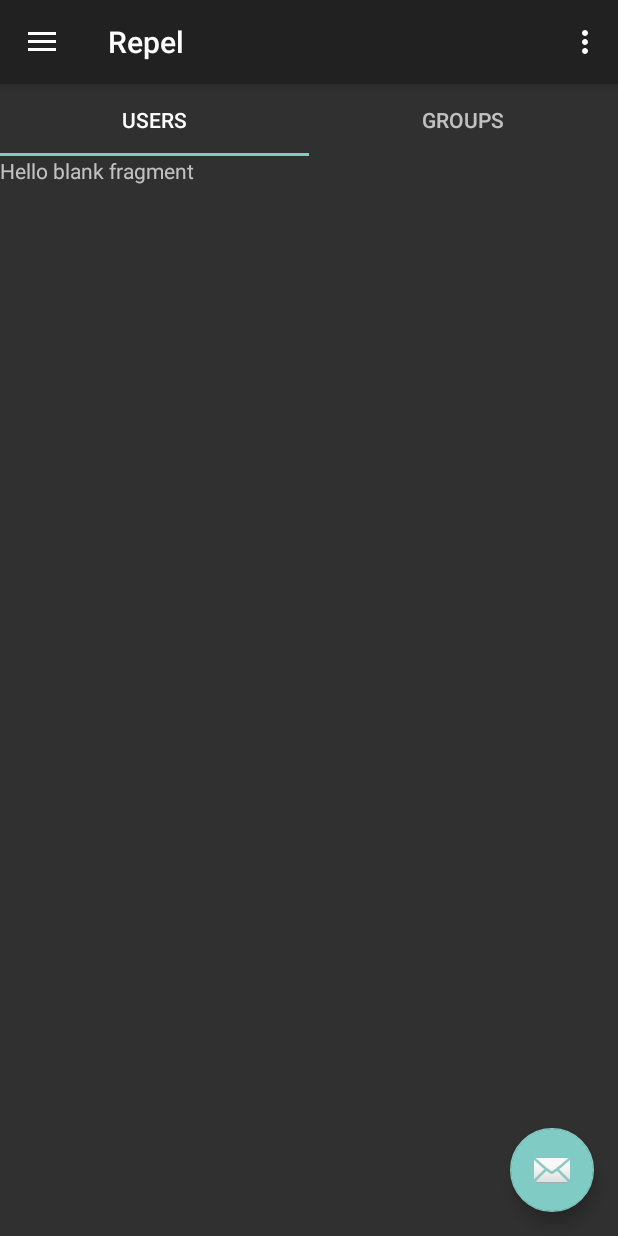
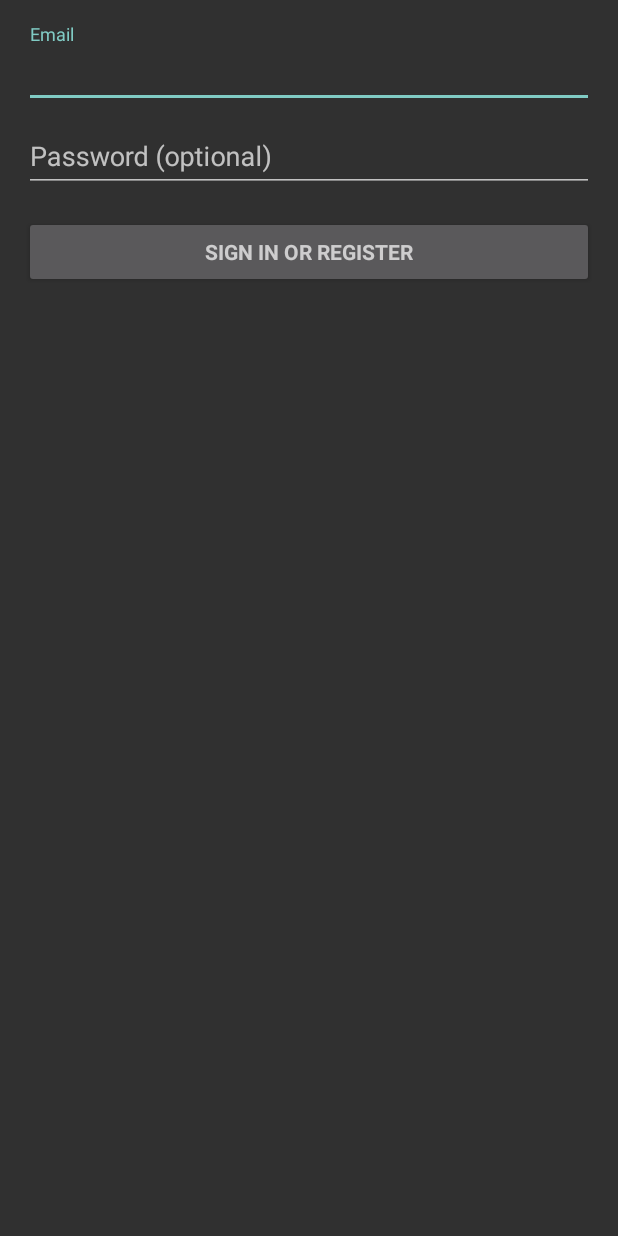
Before and after one commit to taralesca/RepelApp, an Android app: the screen it shows after launch (MainActivity before the commit, LoginActivity after it), on a phone screen of 412 x 824 dp. Run offline under Robolectric (Android 15) with nearby library versions, the phone set to English and light mode, and no system bars; 2 statements that could not run were skipped.

Commit message:
[NIGHTLY] Bypass login for dev purposes

```diff
--- a/app/build.gradle
+++ b/app/build.gradle
@@ -4,7 +4,7 @@ android {
     compileSdkVersion 28
     defaultConfig {
         applicationId "com.valiant.repel"
-        minSdkVersion 15
+        minSdkVersion 24
         targetSdkVersion 28
         versionCode 1
         versionName "1.0"
@@ -16,10 +16,12 @@ android {
             proguardFiles getDefaultProguardFile('proguard-android-optimize.txt'), 'proguard-rules.pro'
         }
     }
+    productFlavors {
+    }
 }
 
 dependencies {
-    implementation fileTree(dir: 'libs', include: ['*.jar'])
+    implementation fileTree(include: ['*.jar'], dir: 'libs')
     implementation 'androidx.appcompat:appcompat:1.1.0-alpha02'
     implementation 'com.google.android.material:material:1.1.0-alpha04'
     implementation 'androidx.constraintlayout:constraintlayout:1.1.3'
--- /dev/null
+++ b/app/src/main/java/com/valiant/repel/LoginActivity.java
@@ -0,0 +1,364 @@
+package com.valiant.repel;
+
+import android.animation.Animator;
+import android.animation.AnimatorListenerAdapter;
+import android.annotation.TargetApi;
+import android.content.Intent;
+import android.content.pm.PackageManager;
+
+import androidx.annotation.NonNull;
+
+import com.google.android.material.snackbar.Snackbar;
+
+import androidx.appcompat.app.AppCompatActivity;
+
+import android.app.LoaderManager.LoaderCallbacks;
+
+import android.content.CursorLoader;
+import android.content.Loader;
+import android.database.Cursor;
+import android.net.Uri;
+import android.os.AsyncTask;
+
+import android.os.Build;
+import android.os.Bundle;
+import android.provider.ContactsContract;
+import android.text.TextUtils;
+import android.view.KeyEvent;
+import android.view.View;
+import android.view.View.OnClickListener;
+import android.view.inputmethod.EditorInfo;
+import android.widget.ArrayAdapter;
+import android.widget.AutoCompleteTextView;
+import android.widget.Button;
+import android.widget.EditText;
+import android.widget.TextView;
+
+import java.util.ArrayList;
+import java.util.List;
+
+import static android.Manifest.permission.READ_CONTACTS;
+
+/**
+ * A login screen that offers login via email/password.
+ */
+public class LoginActivity extends AppCompatActivity implements LoaderCallbacks<Cursor> {
+
+    /**
+     * Id to identity READ_CONTACTS permission request.
+     */
+    private static final int REQUEST_READ_CONTACTS = 0;
+
+    /**
+     * A dummy authentication store containing known user names and passwords.
+     * TODO: remove after connecting to a real authentication system.
+     */
+    private static final String[] DUMMY_CREDENTIALS = new String[]{
+            "foo@example.com:hello", "bar@example.com:world"
+    };
+    /**
+     * Keep track of the login task to ensure we can cancel it if requested.
+     */
+    private UserLoginTask mAuthTask = null;
+
+    // UI references.
+    private AutoCompleteTextView mEmailView;
+    private EditText mPasswordView;
+    private View mProgressView;
+    private View mLoginFormView;
+
+    @Override
+    protected void onCreate(Bundle savedInstanceState) {
+        super.onCreate(savedInstanceState);
+        setContentView(R.layout.activity_login);
+        // Set up the login form.
+        mEmailView = (AutoCompleteTextView) findViewById(R.id.email);
+        populateAutoComplete();
+
+        mPasswordView = (EditText) findViewById(R.id.password);
+        mPasswordView.setOnEditorActionListener(new TextView.OnEditorActionListener() {
+            @Override
+            public boolean onEditorAction(TextView textView, int id, KeyEvent keyEvent) {
+                if (id == EditorInfo.IME_ACTION_DONE || id == EditorInfo.IME_NULL) {
+                    attemptLogin();
+                    return true;
+                }
+                return false;
+            }
+        });
+
+        Button mEmailSignInButton = (Button) findViewById(R.id.email_sign_in_button);
+        mEmailSignInButton.setOnClickListener(new OnClickListener() {
+            @Override
+            public void onClick(View view) {
+                attemptLogin();
+            }
+        });
+
+        mLoginFormView = findViewById(R.id.login_form);
+        mProgressView = findViewById(R.id.login_progress);
+    }
+
+    private void populateAutoComplete() {
+        if (!mayRequestContacts()) {
+            return;
+        }
+
+        getLoaderManager().initLoader(0, null, this);
+    }
+
+    private boolean mayRequestContacts() {
+        if (Build.VERSION.SDK_INT < Build.VERSION_CODES.M) {
+            return true;
+        }
+        if (checkSelfPermission(READ_CONTACTS) == PackageManager.PERMISSION_GRANTED) {
+            return true;
+        }
+        if (shouldShowRequestPermissionRationale(READ_CONTACTS)) {
+            Snackbar.make(mEmailView, R.string.permission_rationale, Snackbar.LENGTH_INDEFINITE)
+                    .setAction(android.R.string.ok, new View.OnClickListener() {
+                        @Override
+                        @TargetApi(Build.VERSION_CODES.M)
+                        public void onClick(View v) {
+                            requestPermissions(new String[]{READ_CONTACTS}, REQUEST_READ_CONTACTS);
+                        }
+                    });
+        } else {
+            requestPermissions(new String[]{READ_CONTACTS}, REQUEST_READ_CONTACTS);
+        }
+        return false;
+    }
+
+    /**
+     * Callback received when a permissions request has been completed.
+     */
+    @Override
+    public void onRequestPermissionsResult(int requestCode, @NonNull String[] permissions,
+                                           @NonNull int[] grantResults) {
+        if (requestCode == REQUEST_READ_CONTACTS) {
+            if (grantResults.length == 1 && grantResults[0] == PackageManager.PERMISSION_GRANTED) {
+                populateAutoComplete();
+            }
+        }
+    }
+
+
+    /**
+     * Attempts to sign in or register the account specified by the login form.
+     * If there are form errors (invalid email, missing fields, etc.), the
+     * errors are presented and no actual login attempt is made.
+     */
+    private void attemptLogin() {
+        if (mAuthTask != null) {
+            return;
+        }
+
+        // Reset errors.
+        mEmailView.setError(null);
+        mPasswordView.setError(null);
+
+        // Store values at the time of the login attempt.
+        String email = mEmailView.getText().toString();
+        String password = mPasswordView.getText().toString();
+
+        boolean cancel = false;
+        View focusView = null;
+
+        // Check for a valid password, if the user entered one.
+        if (!TextUtils.isEmpty(password) && !isPasswordValid(password)) {
+            mPasswordView.setError(getString(R.string.error_invalid_password));
+            focusView = mPasswordView;
+            cancel = true;
+        }
+
+        // Check for a valid email address.
+        if (TextUtils.isEmpty(email)) {
+            mEmailView.setError(getString(R.string.error_field_required));
+            focusView = mEmailView;
+            cancel = true;
+        } else if (!isEmailValid(email)) {
+            mEmailView.setError(getString(R.string.error_invalid_email));
+            focusView = mEmailView;
+            cancel = true;
+        }
+
+        if (cancel) {
+            // There was an error; don't attempt login and focus the first
+            // form field with an error.
+            focusView.requestFocus();
+        } else {
+            // Show a progress spinner, and kick off a background task to
+            // perform the user login attempt.
+            showProgress(true);
+            mAuthTask = new UserLoginTask(email, password);
+            mAuthTask.execute((Void) null);
+        }
+    }
+
+    private boolean isEmailValid(String email) {
+        //TODO: Replace this with your own logic
+        return email.contains("@");
+    }
+
+    private boolean isPasswordValid(String password) {
+        //TODO: Replace this with your own logic
+        return password.length() > 4;
+    }
+
+    /**
+     * Shows the progress UI and hides the login form.
+     */
+    @TargetApi(Build.VERSION_CODES.HONEYCOMB_MR2)
+    private void showProgress(final boolean show) {
+        // On Honeycomb MR2 we have the ViewPropertyAnimator APIs, which allow
+        // for very easy animations. If available, use these APIs to fade-in
+        // the progress spinner.
+        if (Build.VERSION.SDK_INT >= Build.VERSION_CODES.HONEYCOMB_MR2) {
+            int shortAnimTime = getResources().getInteger(android.R.integer.config_shortAnimTime);
+
+            mLoginFormView.setVisibility(show ? View.GONE : View.VISIBLE);
+            mLoginFormView.animate().setDuration(shortAnimTime).alpha(
+                    show ? 0 : 1).setListener(new AnimatorListenerAdapter() {
+                @Override
+                public void onAnimationEnd(Animator animation) {
+                    mLoginFormView.setVisibility(show ? View.GONE : View.VISIBLE);
+                }
+            });
+
+            mProgressView.setVisibility(show ? View.VISIBLE : View.GONE);
+            mProgressView.animate().setDuration(shortAnimTime).alpha(
+                    show ? 1 : 0).setListener(new AnimatorListenerAdapter() {
+                @Override
+                public void onAnimationEnd(Animator animation) {
+                    mProgressView.setVisibility(show ? View.VISIBLE : View.GONE);
+                }
+            });
+        } else {
+            // The ViewPropertyAnimator APIs are not available, so simply show
+            // and hide the relevant UI components.
+            mProgressView.setVisibility(show ? View.VISIBLE : View.GONE);
+            mLoginFormView.setVisibility(show ? View.GONE : View.VISIBLE);
+        }
+    }
+
+    @Override
+    public Loader<Cursor> onCreateLoader(int i, Bundle bundle) {
+        return new CursorLoader(this,
+                // Retrieve data rows for the device user's 'profile' contact.
+                Uri.withAppendedPath(ContactsContract.Profile.CONTENT_URI,
+                        ContactsContract.Contacts.Data.CONTENT_DIRECTORY), ProfileQuery.PROJECTION,
+
+                // Select only email addresses.
+                ContactsContract.Contacts.Data.MIMETYPE +
+                        " = ?", new String[]{ContactsContract.CommonDataKinds.Email
+                .CONTENT_ITEM_TYPE},
+
+                // Show primary email addresses first. Note that there won't be
+                // a primary email address if the user hasn't specified one.
+                ContactsContract.Contacts.Data.IS_PRIMARY + " DESC");
+    }
+
+    @Override
+    public void onLoadFinished(Loader<Cursor> cursorLoader, Cursor cursor) {
+        List<String> emails = new ArrayList<>();
+        cursor.moveToFirst();
+        while (!cursor.isAfterLast()) {
+            emails.add(cursor.getString(ProfileQuery.ADDRESS));
+            cursor.moveToNext();
+        }
+
+        addEmailsToAutoComplete(emails);
+    }
+
+    @Override
+    public void onLoaderReset(Loader<Cursor> cursorLoader) {
+
+    }
+
+    private void addEmailsToAutoComplete(List<String> emailAddressCollection) {
+        //Create adapter to tell the AutoCompleteTextView what to show in its dropdown list.
+        ArrayAdapter<String> adapter =
+                new ArrayAdapter<>(LoginActivity.this,
+                        android.R.layout.simple_dropdown_item_1line, emailAddressCollection);
+
+        mEmailView.setAdapter(adapter);
+    }
+
+
+    private interface ProfileQuery {
+        String[] PROJECTION = {
+                ContactsContract.CommonDataKinds.Email.ADDRESS,
+                ContactsContract.CommonDataKinds.Email.IS_PRIMARY,
+        };
+
+        int ADDRESS = 0;
+        int IS_PRIMARY = 1;
+    }
+
+    /**
+     * Represents an asynchronous login/registration task used to authenticate
+     * the user.
+     */
+    public class UserLoginTask extends AsyncTask<Void, Void, Boolean> {
+
+        private final String mEmail;
+        private final String mPassword;
+
+        UserLoginTask(String email, String password) {
+            mEmail = email;
+            mPassword = password;
+        }
+
+        @Override
+        protected Boolean doInBackground(Void... params) {
+            // TODO: attempt authentication against a network service.
+
+            try {
+                // Simulate network access.
+                Thread.sleep(2000);
+            } catch (InterruptedException e) {
+                return false;
+            }
+
+            for (String credential : DUMMY_CREDENTIALS) {
+                String[] pieces = credential.split(":");
+                if (pieces[0].equals(mEmail)) {
+                    // Account exists, return true if the password matches.
+                    return pieces[1].equals(mPassword);
+                }
+            }
+
+            // TODO: register the new account here.
+            return true;
+        }
+
+        @Override
+        protected void onPostExecute(final Boolean success) {
+            mAuthTask = null;
+            showProgress(false);
+
+            if (success) {
+                // WARNING - This bypasses the login screen
+                // Consider changing this ASAP!
+                toNextActivity();
+                //finish();
+            } else {
+                toNextActivity();
+                mPasswordView.setError(getString(R.string.error_incorrect_password));
+                mPasswordView.requestFocus();
+            }
+        }
+
+        @Override
+        protected void onCancelled() {
+            mAuthTask = null;
+            showProgress(false);
+        }
+
+
+        protected void toNextActivity() {
+            Intent goToNextActivity = new Intent(getApplicationContext(), MainActivity.class);
+            startActivity(goToNextActivity);
+        }
+    }
+}
--- a/app/src/main/java/posts/Answers.java
+++ /dev/null
@@ -1,5 +0,0 @@
-package posts;
-
-public class Answers extends Post {
-    Integer votes;
-}
--- /dev/null
+++ b/app/src/main/res/layout/activity_login.xml
@@ -0,0 +1,78 @@
+<?xml version="1.0" encoding="utf-8"?>
+<LinearLayout xmlns:android="http://schemas.android.com/apk/res/android"
+    xmlns:tools="http://schemas.android.com/tools"
+    android:layout_width="match_parent"
+    android:layout_height="match_parent"
+    android:gravity="center_horizontal"
+    android:orientation="vertical"
+    android:paddingLeft="@dimen/activity_horizontal_margin"
+    android:paddingTop="@dimen/activity_vertical_margin"
+    android:paddingRight="@dimen/activity_horizontal_margin"
+    android:paddingBottom="@dimen/activity_vertical_margin"
+    tools:context=".LoginActivity">
+
+    <!-- Login progress -->
+    <ProgressBar
+        android:id="@+id/login_progress"
+        style="?android:attr/progressBarStyleLarge"
+        android:layout_width="wrap_content"
+        android:layout_height="wrap_content"
+        android:layout_marginBottom="8dp"
+        android:visibility="gone" />
+
+    <ScrollView
+        android:id="@+id/login_form"
+        android:layout_width="match_parent"
+        android:layout_height="match_parent">
+
+        <LinearLayout
+            android:id="@+id/email_login_form"
+            android:layout_width="match_parent"
+            android:layout_height="wrap_content"
+            android:orientation="vertical">
+
+            <com.google.android.material.textfield.TextInputLayout
+                android:layout_width="match_parent"
+                android:layout_height="wrap_content">
+
+                <AutoCompleteTextView
+                    android:id="@+id/email"
+                    android:layout_width="match_parent"
+                    android:layout_height="wrap_content"
+                    android:hint="@string/prompt_email"
+                    android:inputType="textEmailAddress"
+                    android:maxLines="1"
+                    android:singleLine="true" />
+
+            </com.google.android.material.textfield.TextInputLayout>
+
+            <com.google.android.material.textfield.TextInputLayout
+                android:layout_width="match_parent"
+                android:layout_height="wrap_content">
+
+                <EditText
+                    android:id="@+id/password"
+                    android:layout_width="match_parent"
+                    android:layout_height="wrap_content"
+                    android:hint="@string/prompt_password"
+                    android:imeActionId="6"
+                    android:imeActionLabel="@string/action_sign_in_short"
+                    android:imeOptions="actionUnspecified"
+                    android:inputType="textPassword"
+                    android:maxLines="1"
+                    android:singleLine="true" />
+
+            </com.google.android.material.textfield.TextInputLayout>
+
+            <Button
+                android:id="@+id/email_sign_in_button"
+                style="?android:textAppearanceSmall"
+                android:layout_width="match_parent"
+                android:layout_height="wrap_content"
+                android:layout_marginTop="16dp"
+                android:text="@string/action_sign_in"
+                android:textStyle="bold" />
+
+        </LinearLayout>
+    </ScrollView>
+</LinearLayout>
--- a/app/src/main/res/layout/content_main.xml
+++ b/app/src/main/res/layout/content_main.xml
@@ -17,21 +17,19 @@
         app:tabGravity="fill"
         app:tabMode="fixed">
 
-        <!--
-        <com.google.android.material.tabs.TabItem
-            android:id="@+id/tab_users"
-            android:layout_width="wrap_content"
-            android:layout_height="wrap_content"
-            android:icon="@drawable/ic_users"
-            android:text="Users" />
+        <!--<com.google.android.material.tabs.TabItem-->
+            <!--android:id="@+id/tab_users"-->
+            <!--android:layout_width="wrap_content"-->
+            <!--android:layout_height="wrap_content"-->
+            <!--android:icon="@drawable/ic_users"-->
+            <!--android:text="Users" />-->
 
-        <com.google.android.material.tabs.TabItem
-            android:id="@+id/tab_groups"
-            android:layout_width="wrap_content"
-            android:layout_height="wrap_content"
-            android:icon="@drawable/ic_groups"
-            android:text="Groups" />
-           -->
+        <!--<com.google.android.material.tabs.TabItem-->
+            <!--android:id="@+id/tab_groups"-->
+            <!--android:layout_width="wrap_content"-->
+            <!--android:layout_height="wrap_content"-->
+            <!--android:icon="@drawable/ic_groups"-->
+            <!--android:text="Groups" />-->
 
     </com.google.android.material.tabs.TabLayout>
 
--- a/app/src/main/res/values/strings.xml
+++ b/app/src/main/res/values/strings.xml
@@ -9,6 +9,19 @@
 
     <!-- TODO: Remove or change this placeholder text -->
     <string name="hello_blank_fragment">Hello blank fragment</string>
+    <string name="title_activity_login">Sign in</string>
+    <!-- Strings related to login -->
+    <string name="prompt_email">Email</string>
+    <string name="prompt_password">Password (optional)</string>
+    <string name="action_sign_in">Sign in or register</string>
+    <string name="action_sign_in_short">Sign in</string>
+    <string name="error_invalid_email">This email address is invalid</string>
+    <string name="error_invalid_password">This password is too short</string>
+    <string name="error_incorrect_password">This password is incorrect</string>
+    <string name="error_field_required">This field is required</string>
+    <string name="permission_rationale">"Contacts permissions are needed for providing email
+        completions."
+    </string>
 
     <!--
     <string-array name="accounts">
```
Also changed, not shown: app/src/main/AndroidManifest.xml (+10 -1 lines), app/src/main/java/posts/Answer.java (added, +9 -0 lines), app/src/main/java/posts/Post.java (+11 -0 lines), app/src/main/java/posts/Question.java (+10 -0 lines), app/src/main/java/util/Entity.java (+9 -0 lines).
